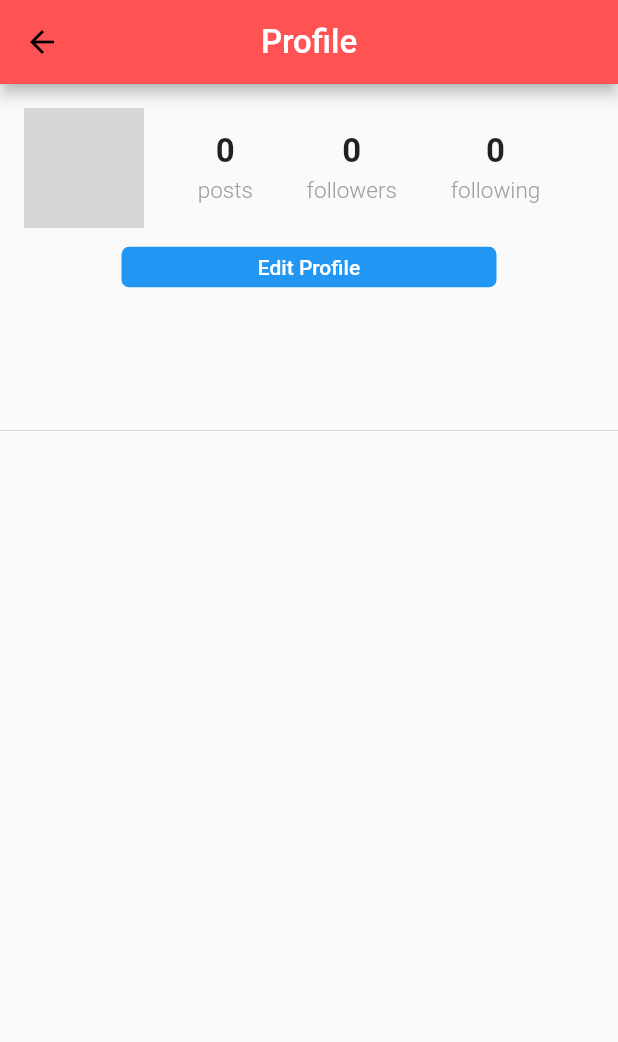
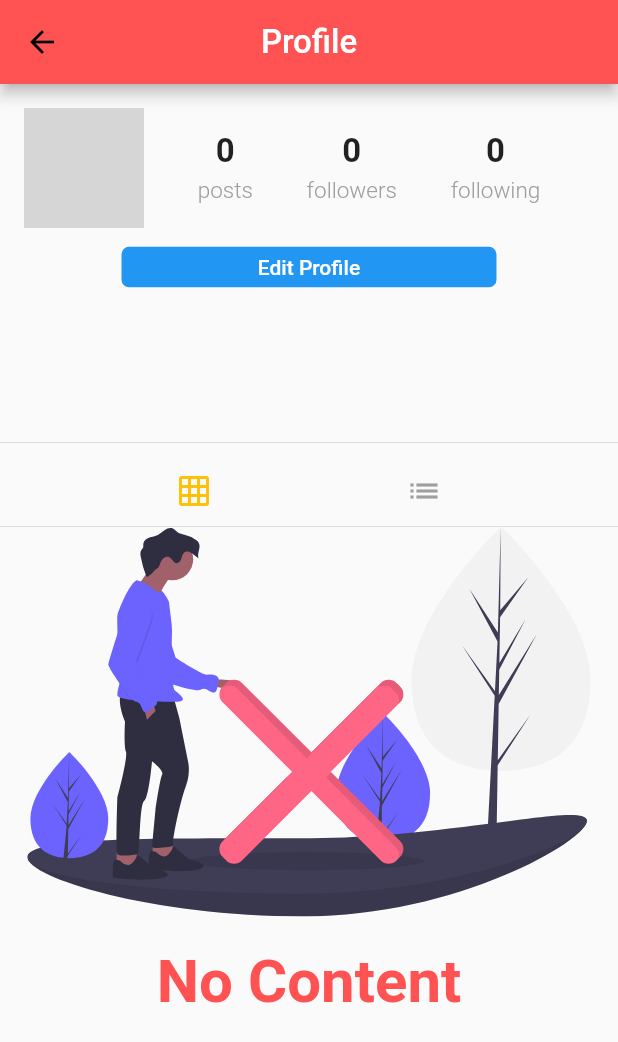
Before and after one commit to fanonxr/Flutter-SC, a Flutter app: the Profile screen opened directly, on a phone screen of 412 x 824 dp. Shown: the top 1042 px of the screen. Run offline on Flutter 3.47's test engine with Material 2 defaults, Android fonts, the phone set to English and light mode, and no system bars; our stand-ins replace cached_network_image, cloud_firestore, firebase_storage, flutter_svg, geolocator, google_sign_in and 1 more; accounts and stored records are empty; network calls fail; grey boxes are pictures that could not be loaded.

Commit message:
Created toggle for both grid view and image view of photo

```diff
--- a/lib/pages/profile.dart
+++ b/lib/pages/profile.dart
@@ -2,6 +2,7 @@ import 'package:cached_network_image/cached_network_image.dart';
 import 'package:cloud_firestore/cloud_firestore.dart';
 import 'package:flutter/cupertino.dart';
 import 'package:flutter/material.dart';
+import 'package:flutter_svg/flutter_svg.dart';
 import 'package:sc_media_flutter/models/user.dart';
 import 'package:sc_media_flutter/pages/edit_profile.dart';
 import 'package:sc_media_flutter/pages/home.dart';
@@ -24,6 +25,7 @@ class _ProfileState extends State<Profile> {
   bool isLoading = false;
   int postCount = 0;
   List<Post> posts = [];
+  String postOrientation = "grid";
 
   // get the profile post data of the user
   @override
@@ -186,14 +188,34 @@ class _ProfileState extends State<Profile> {
   }
 
   // method to build the profile post aft we fetch them
-  buildProfilePost() {
+  buildProfilePosts() {
     // loading
     if (isLoading) {
       return circularProgress();
-    }
-    // return a list of the users posts
-    // return Column(children: posts);
-
+    } else if (posts.isEmpty) {
+      return Container(
+        child: Column(
+          mainAxisAlignment: MainAxisAlignment.center,
+          children: <Widget>[
+            SvgPicture.asset(
+              'assets/images/no_content.svg',
+              height: 260.0,
+            ),
+            Padding(
+              padding: EdgeInsets.only(top: 20.0),
+              child: Text(
+                "No Content",
+                style: TextStyle(
+                    color: Colors.redAccent,
+                    fontSize: 40.0,
+                    fontWeight: FontWeight.bold),
+              ),
+            )
+          ],
+        ),
+      );
+    } else if (postOrientation == "grid") {
+      // display the grid view
       List<GridTile> gridTiles = [];
       posts.forEach((element) {
         gridTiles.add(GridTile(
@@ -211,6 +233,38 @@ class _ProfileState extends State<Profile> {
         physics: NeverScrollableScrollPhysics(),
         children: gridTiles,
       );
+    } else if (postOrientation == "list") {
+      return Column(children: posts);
+    }
+  }
+
+  // method to set the post orientation when it is clicked
+  setPostOrientation(String postOrientation) {
+    setState(() {
+      this.postOrientation = postOrientation;
+    });
+  }
+
+  // method to buidl the toggle between the grid of column image layout
+  buildTogglePostOrientation() {
+    return Row(
+      mainAxisAlignment: MainAxisAlignment.spaceEvenly,
+      children: <Widget>[
+        IconButton(
+          onPressed: () => setPostOrientation("grid"),
+          icon: Icon(Icons.grid_on),
+          color: postOrientation == "grid"
+              ? Theme.of(context).primaryColor
+              : Colors.grey,
+        ),
+        IconButton(
+            onPressed: () => setPostOrientation("list"),
+            icon: Icon(Icons.list),
+            color: postOrientation == "list"
+                ? Theme.of(context).primaryColor
+                : Colors.grey),
+      ],
+    );
   }
 
   @override
@@ -220,10 +274,12 @@ class _ProfileState extends State<Profile> {
       body: ListView(
         children: <Widget>[
           buildProfileHeader(),
+          Divider(),
+          buildTogglePostOrientation(),
           Divider(
             height: 0.0,
           ),
-          buildProfilePost()
+          buildProfilePosts()
         ],
       ),
     );
```
Lines whose indentation alone changed are shown as unchanged.
